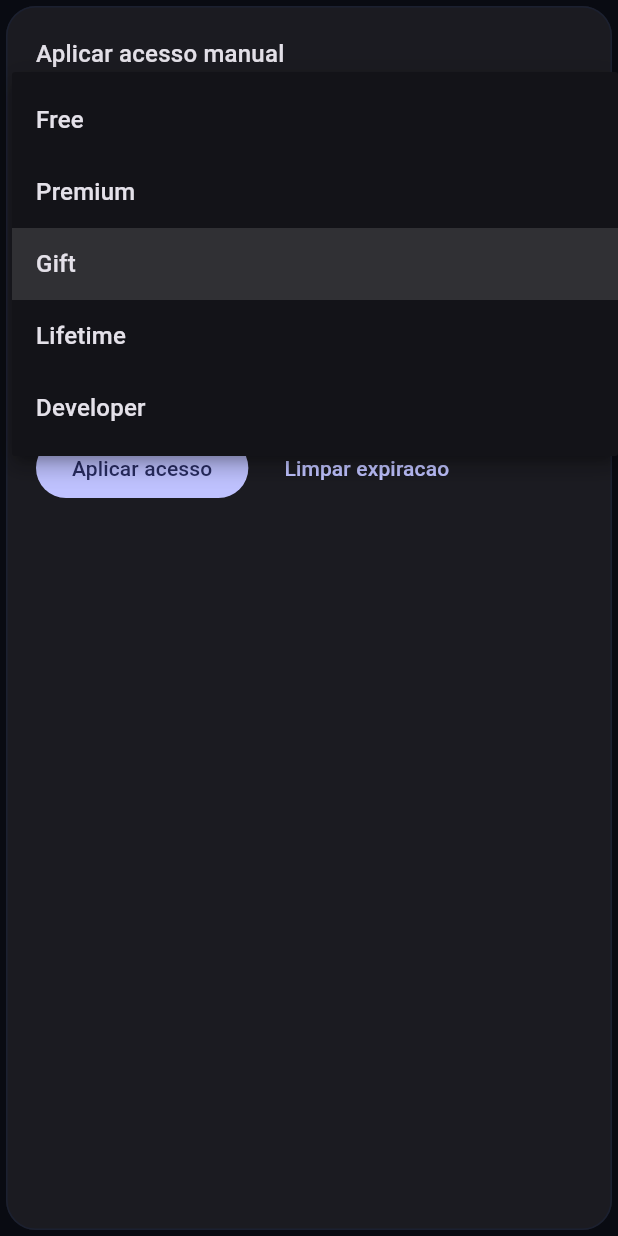
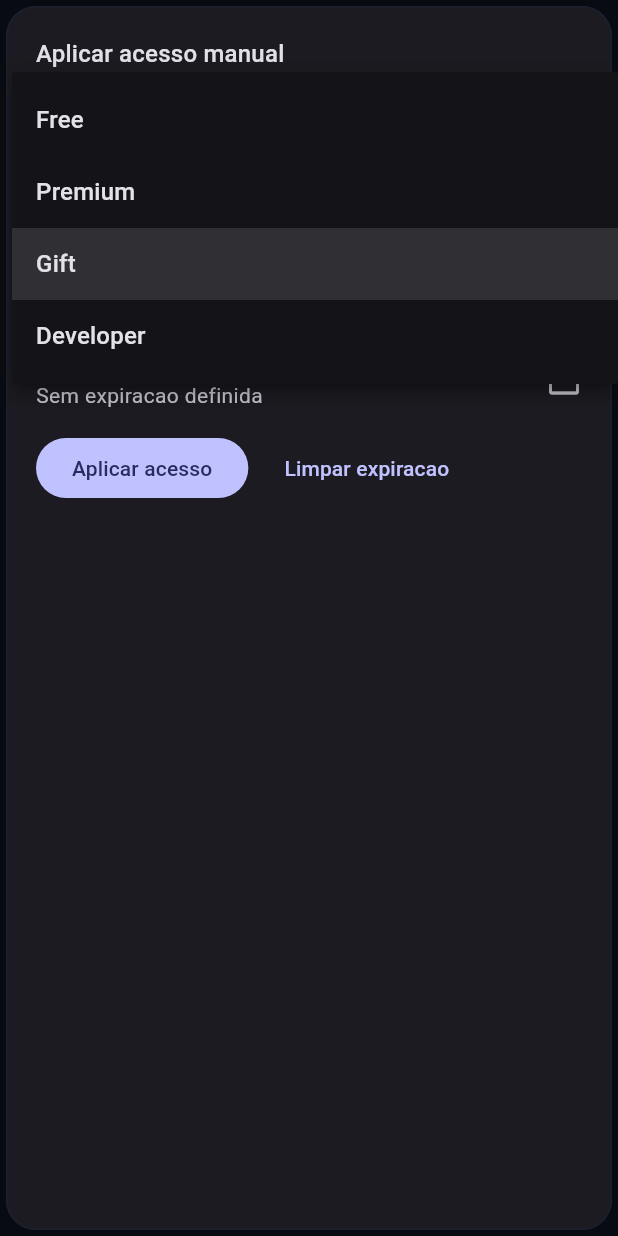
Before and after one commit to OmnyaTech/Driver, a Flutter app: the _GrantAccessCard widget shown alone on an empty page, opened directly with empty values, after a tap on "Gift", on a phone screen of 412 x 824 dp. Run offline on Flutter 3.47's test engine with Material 3 defaults, Android fonts, the light colour scheme and no system bars; our stand-ins replace supabase_flutter, webview_flutter; missing offline and left inert: dart:html, dart:ui_web; accounts and stored records are empty.

Commit message:
Remove lifetime plan from public flow

```diff
--- a/lib/funcionalidade/developer/developer_access_screen.dart
+++ b/lib/funcionalidade/developer/developer_access_screen.dart
@@ -353,7 +353,6 @@ class _GrantAccessCardState extends State<_GrantAccessCard> {
                 DropdownMenuItem(value: 'free', child: Text('Free')),
                 DropdownMenuItem(value: 'premium', child: Text('Premium')),
                 DropdownMenuItem(value: 'gift', child: Text('Gift')),
-                DropdownMenuItem(value: 'lifetime', child: Text('Lifetime')),
                 DropdownMenuItem(value: 'developer', child: Text('Developer')),
               ],
               onChanged: (value) => setState(() => _planType = value ?? 'gift'),
--- a/lib/funcionalidade/subscriptions/subscription_module_notes.dart
+++ b/lib/funcionalidade/subscriptions/subscription_module_notes.dart
@@ -1,7 +1,7 @@
 const subscriptionModuleNotes = '''
 Base planejada:
 - plano efetivo resolvido por driver.profiles e driver.subscriptions;
-- suporte a free, premium, gift, lifetime e developer;
+- suporte a free, premium, gift e developer;
 - historico financeiro da assinatura separado do entitlement efetivo;
 - presentes e revogacoes operados por fluxo administrativo.
 ''';
--- a/lib/funcionalidade/subscriptions/subscriptions_screen.dart
+++ b/lib/funcionalidade/subscriptions/subscriptions_screen.dart
@@ -102,16 +102,6 @@ class _SubscriptionsScreenState extends State<SubscriptionsScreen> {
                 onTap: () => _startCheckout(
                   planType: 'premium',
                   billingCycle: 'YEARLY',
-                ),
-              ),
-              _PlanCard(
-                title: 'Lifetime',
-                subtitle: 'Pagamento unico hospedado no Asaas.',
-                buttonLabel: 'Comprar lifetime',
-                busy: _creatingCheckout,
-                onTap: () => _startCheckout(
-                  planType: 'lifetime',
-                  billingCycle: 'ONCE',
                 ),
               ),
             ],
```
Also changed, not shown: 3 other files.
